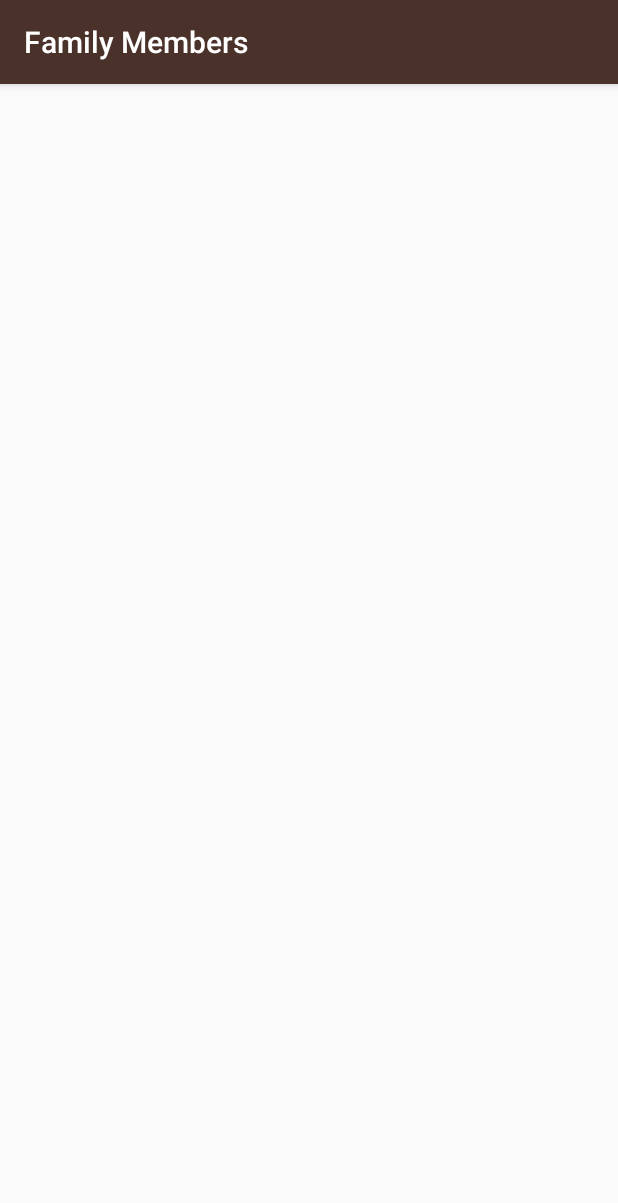
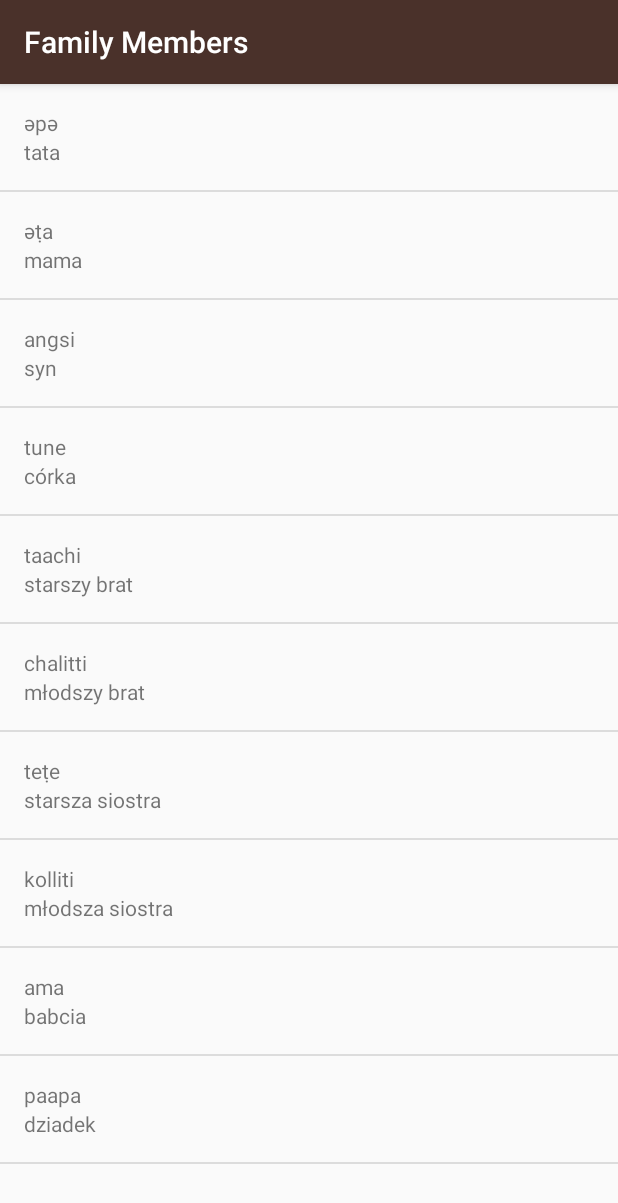
Before and after one commit to chebad/SimpleDictionary, an Android app: the FamilyActivity screen opened directly, with no data from a screen before it, on a phone screen of 412 x 824 dp. Shown: the top 1203 px of the screen. Run offline under Robolectric (Android 15) with nearby library versions, the phone set to English and light mode, and no system bars.

Commit message:
Initial commit

```diff
--- a/app/src/main/java/com/example/android/miwok/FamilyActivity.java
+++ b/app/src/main/java/com/example/android/miwok/FamilyActivity.java
@@ -2,12 +2,36 @@ package com.example.android.miwok;
 
 import android.support.v7.app.AppCompatActivity;
 import android.os.Bundle;
+import android.widget.ListView;
+
+import java.util.ArrayList;
 
 public class FamilyActivity extends AppCompatActivity {
 
     @Override
     protected void onCreate(Bundle savedInstanceState) {
         super.onCreate(savedInstanceState);
-        setContentView(R.layout.activity_family);
+        setContentView(R.layout.word_list);
+
+        //Create a array of words
+        final ArrayList<Word> words = new ArrayList<>();
+
+        //Adding all words to array "words"
+        words.add(new Word("әpә", "tata"));
+        words.add(new Word("әṭa", "mama"));
+        words.add(new Word("angsi", "syn"));
+        words.add(new Word("tune", "córka"));
+        words.add(new Word("taachi", "starszy brat"));
+        words.add(new Word("chalitti", "młodszy brat"));
+        words.add(new Word("teṭe", "starsza siostra"));
+        words.add(new Word("kolliti", "młodsza siostra"));
+        words.add(new Word("ama", "babcia"));
+        words.add(new Word("paapa", "dziadek"));
+
+        WordAdapter adapter = new WordAdapter(this, words);
+
+        ListView listView = (ListView) findViewById(R.id.list);
+
+        listView.setAdapter(adapter);
     }
 }
--- a/app/src/main/res/layout/activity_family.xml
+++ /dev/null
@@ -1,13 +0,0 @@
-<?xml version="1.0" encoding="utf-8"?>
-<RelativeLayout xmlns:android="http://schemas.android.com/apk/res/android"
-    xmlns:tools="http://schemas.android.com/tools"
-    android:id="@+id/activity_family"
-    android:layout_width="match_parent"
-    android:layout_height="match_parent"
-    android:paddingBottom="@dimen/activity_vertical_margin"
-    android:paddingLeft="@dimen/activity_horizontal_margin"
-    android:paddingRight="@dimen/activity_horizontal_margin"
-    android:paddingTop="@dimen/activity_vertical_margin"
-    tools:context="com.example.android.miwok.FamilyActivity">
-
-</RelativeLayout>
--- a/app/src/main/res/layout/activity_numbers.xml
+++ b/app/src/main/res/layout/word_list.xml
@@ -4,9 +4,5 @@
     android:id="@+id/list"
     android:layout_width="match_parent"
     android:layout_height="match_parent"
-    android:orientation="vertical"
     android:paddingBottom="@dimen/activity_vertical_margin"
-    android:paddingLeft="@dimen/activity_horizontal_margin"
-    android:paddingRight="@dimen/activity_horizontal_margin"
-    android:paddingTop="@dimen/activity_vertical_margin"
-    tools:context="com.example.android.miwok.NumbersActivity"></ListView>
+    tools:context="com.example.android.miwok.NumbersActivity" />
```
Also changed, not shown: app/src/main/java/com/example/android/miwok/ColorsActivity.java (+26 -1 lines), app/src/main/java/com/example/android/miwok/NumbersActivity.java (+2 -9 lines), app/src/main/java/com/example/android/miwok/PhrasesActivity.java (+25 -1 lines), app/src/main/res/layout/activity_colors.xml (deleted, +0 -13 lines), app/src/main/res/layout/activity_phrases.xml (deleted, +0 -13 lines).
